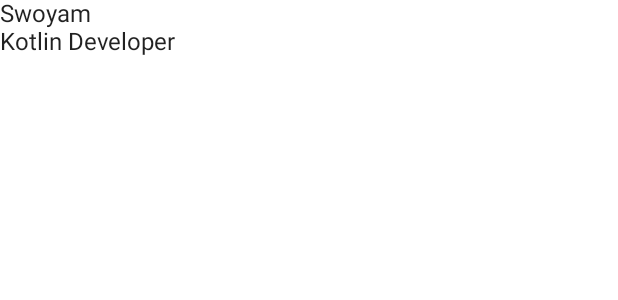
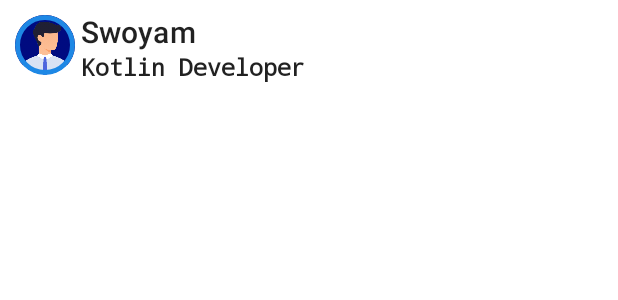
Before and after one commit to swoyam2609/Learing-Jetpack-Compose, an Android app built with Jetpack Compose: the @Preview function ProfileCardPreview, on a phone screen of 412 x 824 dp. Shown: the top 300 px of the screen. Run offline under Robolectric (Android 15) with nearby library versions, the phone set to English and light mode, and no system bars.

Commit message:
Push after lecture 04

```diff
--- a/app/src/main/java/com/example/myfirstcomposeapp/MainActivity.kt
+++ b/app/src/main/java/com/example/myfirstcomposeapp/MainActivity.kt
@@ -1,16 +1,22 @@
 package com.example.myfirstcomposeapp
 
+import android.content.res.Configuration
 import android.os.Bundle
 import androidx.activity.ComponentActivity
 import androidx.activity.compose.setContent
-import androidx.compose.foundation.layout.Column
-import androidx.compose.foundation.layout.fillMaxSize
-import androidx.compose.material.MaterialTheme
-import androidx.compose.material.Surface
-import androidx.compose.material.Text
+import androidx.compose.foundation.Image
+import androidx.compose.foundation.border
+import androidx.compose.foundation.isSystemInDarkTheme
+import androidx.compose.foundation.layout.*
+import androidx.compose.foundation.shape.CircleShape
+import androidx.compose.material.*
 import androidx.compose.runtime.Composable
+import androidx.compose.runtime.CompositionLocalProvider
 import androidx.compose.ui.Modifier
+import androidx.compose.ui.draw.clip
+import androidx.compose.ui.res.painterResource
 import androidx.compose.ui.tooling.preview.Preview
+import androidx.compose.ui.unit.dp
 import com.example.myfirstcomposeapp.ui.theme.MyFirstComposeAppTheme
 
 class MainActivity : ComponentActivity() {
@@ -25,16 +31,31 @@ class MainActivity : ComponentActivity() {
 data class Profile(val name: String, val description: String)
 
 @Composable
-fun ProfileCard(profile: Profile){
-    Column() {
-        Text(text = profile.name)
-        Text(text = profile.description)
+fun ProfileCard(profile: Profile) {
+    Row(modifier = Modifier.padding(10.dp)) {
+        Image(
+            painter = painterResource(id = if(isSystemInDarkTheme()){R.drawable.profilepicture} else {R.drawable.profilepicturedark}),
+            contentDescription = "Profile Picture",
+            modifier = Modifier
+                .size(40.dp)
+                .clip(CircleShape)
+                .border(3.dp, MaterialTheme.colors.primary, CircleShape)
+        )
+
+        Spacer(modifier = Modifier.size(4.dp))
+
+        Column() {
+            Text(text = profile.name, style = MaterialTheme.typography.h6)
+            Spacer(modifier = Modifier.height(2.dp))
+            Text(text = profile.description)
+        }
     }
+
 }
-
 @Preview
+@Preview(uiMode = Configuration.UI_MODE_NIGHT_YES, showBackground = true)
 @Composable
-fun ProfileCardPreview(){
+fun ProfileCardPreview() {
     MyFirstComposeAppTheme() {
         ProfileCard(profile = Profile("Swoyam", "Kotlin Developer"))
     }
--- a/app/src/main/java/com/example/myfirstcomposeapp/ui/theme/Color.kt
+++ b/app/src/main/java/com/example/myfirstcomposeapp/ui/theme/Color.kt
@@ -6,3 +6,4 @@ val Purple200 = Color(0xFFBB86FC)
 val Purple500 = Color(0xFF6200EE)
 val Purple700 = Color(0xFF3700B3)
 val Teal200 = Color(0xFF03DAC5)
+val Blue600 = Color(0xFF1E88E5)
--- a/app/src/main/java/com/example/myfirstcomposeapp/ui/theme/Theme.kt
+++ b/app/src/main/java/com/example/myfirstcomposeapp/ui/theme/Theme.kt
@@ -7,14 +7,14 @@ import androidx.compose.material.lightColors
 import androidx.compose.runtime.Composable
 
 private val DarkColorPalette = darkColors(
-    primary = Purple200,
-    primaryVariant = Purple700,
+    primary = Blue600,
+    primaryVariant = Blue600,
     secondary = Teal200
 )
 
 private val LightColorPalette = lightColors(
-    primary = Purple500,
-    primaryVariant = Purple700,
+    primary = Blue600,
+    primaryVariant = Blue600,
     secondary = Teal200
 
     /* Other default colors to override
--- a/app/src/main/java/com/example/myfirstcomposeapp/ui/theme/Type.kt
+++ b/app/src/main/java/com/example/myfirstcomposeapp/ui/theme/Type.kt
@@ -9,20 +9,19 @@ import androidx.compose.ui.unit.sp
 // Set of Material typography styles to start with
 val Typography = Typography(
     body1 = TextStyle(
-        fontFamily = FontFamily.Default,
-        fontWeight = FontWeight.Normal,
+        fontFamily = FontFamily.Monospace,
+        fontWeight = FontWeight.Bold,
         fontSize = 16.sp
-    )
-    /* Other default text styles to override
-    button = TextStyle(
-        fontFamily = FontFamily.Default,
-        fontWeight = FontWeight.W500,
-        fontSize = 14.sp
     ),
     caption = TextStyle(
         fontFamily = FontFamily.Default,
         fontWeight = FontWeight.Normal,
         fontSize = 12.sp
+    ),
+    body2 = TextStyle(
+        fontFamily = FontFamily.Monospace,
+        fontWeight = FontWeight.Bold,
+        fontSize = 16.sp
     )
-    */
+
 )
```
Also changed, not shown: app/src/main/res/drawable/profilepicture.png (added), app/src/main/res/drawable/profilepicturedark.png (added).
